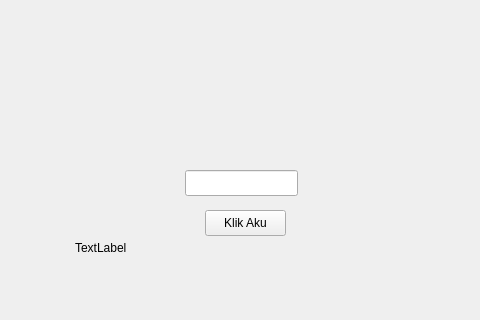
This is latihan.ui in kickymaulana/belajar_pyside6 as Qt 5 draws it before an edit; both pictures show x 105 to 585 and y 0 to 320 of the 800 by 600 pixel window. The edited form follows.
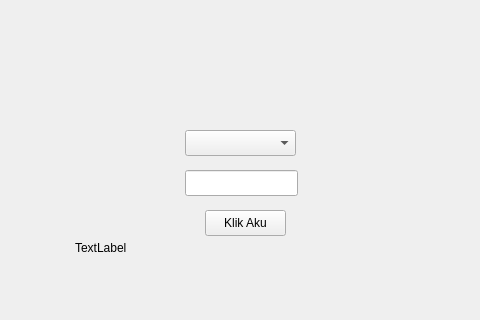
This is the edited form.

Commit message: belajar combobox

```diff
--- a/latihan.ui
+++ b/latihan.ui
@@ -50,6 +50,16 @@
      </rect>
     </property>
    </widget>
+   <widget class="QComboBox" name="combo_jabatan">
+    <property name="geometry">
+     <rect>
+      <x>290</x>
+      <y>130</y>
+      <width>111</width>
+      <height>26</height>
+     </rect>
+    </property>
+   </widget>
   </widget>
   <widget class="QMenuBar" name="menubar">
    <property name="geometry">
```
The commit also changes 1 other file.
